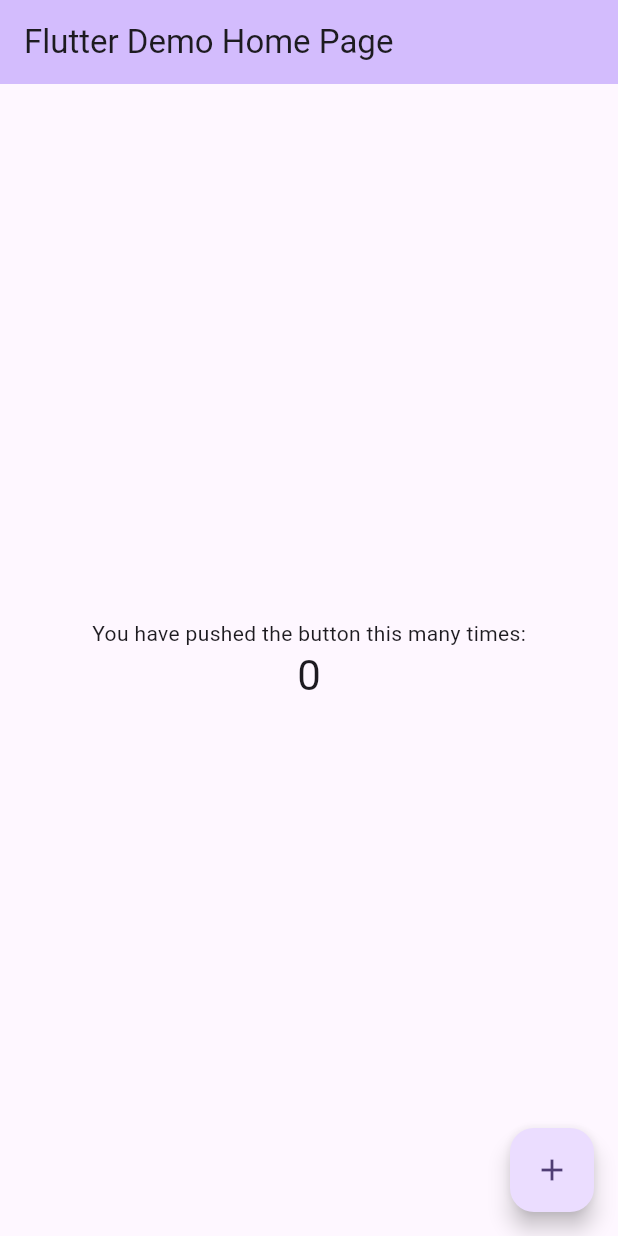
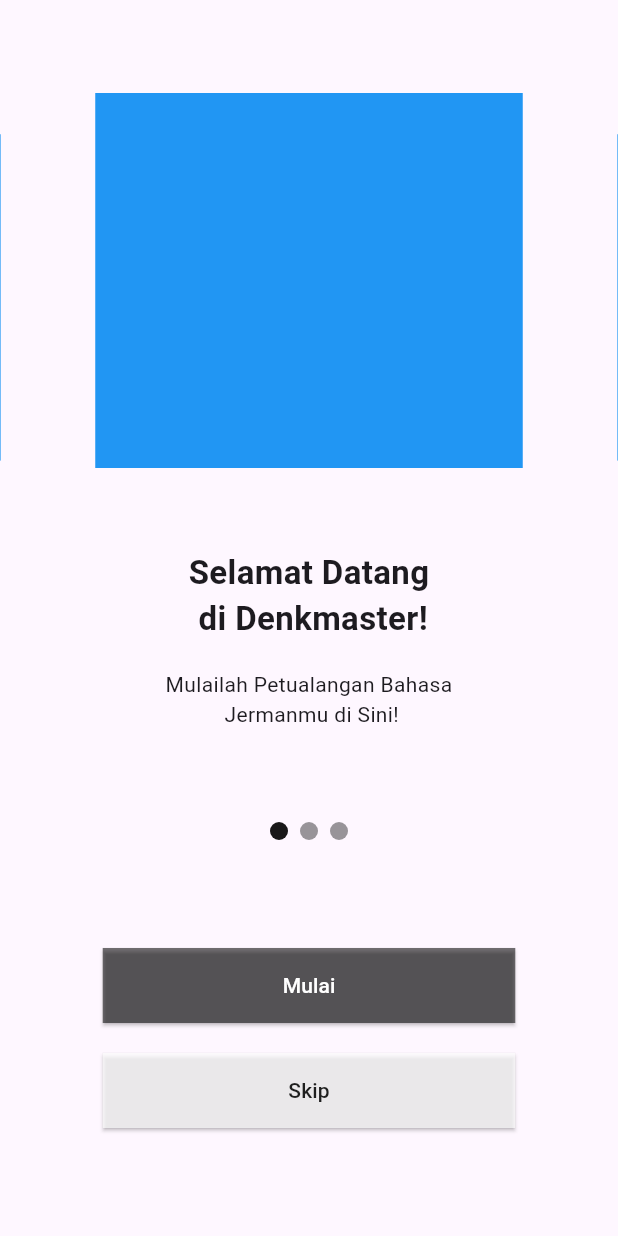
Before and after one commit to AvanFabian/DenkMeister-Apps, a Flutter app: the screen it shows after launch, on a phone screen of 412 x 824 dp. Run offline on Flutter 3.47's test engine with Material 3 defaults, Android fonts, the phone set to English and light mode, and no system bars; drawn by our look-alikes of carousel_slider.

Commit message:
feat: implement basic layout from figma

```diff
--- a/lib/main.dart
+++ b/lib/main.dart
@@ -1,4 +1,5 @@
 import 'package:flutter/material.dart';
+import 'splash.dart'; // Import the SplashScreen
 
 void main() {
   runApp(const MyApp());
@@ -7,119 +8,16 @@
 class MyApp extends StatelessWidget {
   const MyApp({super.key});
 
-  // This widget is the root of your application.
   @override
   Widget build(BuildContext context) {
     return MaterialApp(
-      title: 'Flutter Demo',
+      title: 'DenkMeister',
       theme: ThemeData(
-        // This is the theme of your application.
-        //
-        // TRY THIS: Try running your application with "flutter run". You'll see
-        // the application has a purple toolbar. Then, without quitting the app,
-        // try changing the seedColor in the colorScheme below to Colors.green
-        // and then invoke "hot reload" (save your changes or press the "hot
-        // reload" button in a Flutter-supported IDE, or press "r" if you used
-        // the command line to start the app).
-        //
-        // Notice that the counter didn't reset back to zero; the application
-        // state is not lost during the reload. To reset the state, use hot
-        // restart instead.
-        //
-        // This works for code too, not just values: Most code changes can be
-        // tested with just a hot reload.
         colorScheme: ColorScheme.fromSeed(seedColor: Colors.deepPurple),
         useMaterial3: true,
       ),
-      home: const MyHomePage(title: 'Flutter Demo Home Page'),
+      debugShowCheckedModeBanner: false, // Disable debug banner
+      home: const Splash(), // Set SplashScreen as the home widget
     );
   }
 }
-
-class MyHomePage extends StatefulWidget {
-  const MyHomePage({super.key, required this.title});
-
-  // This widget is the home page of your application. It is stateful, meaning
-  // that it has a State object (defined below) that contains fields that affect
-  // how it looks.
-
-  // This class is the configuration for the state. It holds the values (in this
-  // case the title) provided by the parent (in this case the App widget) and
-  // used by the build method of the State. Fields in a Widget subclass are
-  // always marked "final".
-
-  final String title;
-
-  @override
-  State<MyHomePage> createState() => _MyHomePageState();
-}
-
-class _MyHomePageState extends State<MyHomePage> {
-  int _counter = 0;
-
-  void _incrementCounter() {
-    setState(() {
-      // This call to setState tells the Flutter framework that something has
-      // changed in this State, which causes it to rerun the build method below
-      // so that the display can reflect the updated values. If we changed
-      // _counter without calling setState(), then the build method would not be
-      // called again, and so nothing would appear to happen.
-      _counter++;
-    });
-  }
-
-  @override
-  Widget build(BuildContext context) {
-    // This method is rerun every time setState is called, for instance as done
-    // by the _incrementCounter method above.
-    //
-    // The Flutter framework has been optimized to make rerunning build methods
-    // fast, so that you can just rebuild anything that needs updating rather
-    // than having to individually change instances of widgets.
-    return Scaffold(
-      appBar: AppBar(
-        // TRY THIS: Try changing the color here to a specific color (to
-        // Colors.amber, perhaps?) and trigger a hot reload to see the AppBar
-        // change color while the other colors stay the same.
-        backgroundColor: Theme.of(context).colorScheme.inversePrimary,
-        // Here we take the value from the MyHomePage object that was created by
-        // the App.build method, and use it to set our appbar title.
-        title: Text(widget.title),
-      ),
-      body: Center(
-        // Center is a layout widget. It takes a single child and positions it
-        // in the middle of the parent.
-        child: Column(
-          // Column is also a layout widget. It takes a list of children and
-          // arranges them vertically. By default, it sizes itself to fit its
-          // children horizontally, and tries to be as tall as its parent.
-          //
-          // Column has various properties to control how it sizes itself and
-          // how it positions its children. Here we use mainAxisAlignment to
-          // center the children vertically; the main axis here is the vertical
-          // axis because Columns are vertical (the cross axis would be
-          // horizontal).
-          //
-          // TRY THIS: Invoke "debug painting" (choose the "Toggle Debug Paint"
-          // action in the IDE, or press "p" in the console), to see the
-          // wireframe for each widget.
-          mainAxisAlignment: MainAxisAlignment.center,
-          children: <Widget>[
-            const Text(
-              'You have pushed the button this many times:',
-            ),
-            Text(
-              '$_counter',
-              style: Theme.of(context).textTheme.headlineMedium,
-            ),
-          ],
-        ),
-      ),
-      floatingActionButton: FloatingActionButton(
-        onPressed: _incrementCounter,
-        tooltip: 'Increment',
-        child: const Icon(Icons.add),
-      ), // This trailing comma makes auto-formatting nicer for build methods.
-    );
-  }
-}
--- /dev/null
+++ b/lib/onboarding.dart
@@ -0,0 +1,150 @@
+import 'package:flutter/material.dart';
+import 'package:carousel_slider/carousel_slider.dart';
+import 'package:tebak_gambar/quizdashboard.dart';
+
+class Onboarding extends StatefulWidget {
+  const Onboarding({super.key});
+
+  @override
+  _OnboardingState createState() => _OnboardingState();
+}
+
+class _OnboardingState extends State<Onboarding> {
+  int _currentIndex = 0;
+
+  final List<Widget> _slides = [
+    _buildSlide('Selamat Datang \n di Denkmaster!', 'Mulailah Petualangan Bahasa \n Jermanmu di Sini! '),
+    _buildSlide('Belajar Jadi Mudah \n Bersama Kami', 'Dapatkan Pengalaman Belajar \n yang Seru dan Menarik!'),
+    _buildSlide('Nikmati Keseruan \n Belajar Bahasa', 'Belajar Sambil Bermain, Pilih Kuis \n Favoritmu!'),
+  ];
+
+  static Widget _buildSlide(String title, String description) {
+    return Center(
+      child: Column(
+        mainAxisAlignment: MainAxisAlignment.center,
+        children: <Widget>[
+          Container(
+            width: 285.0,
+            height: 250.0,
+            color: Colors.blue,
+          ),
+          const SizedBox(height: 54.0),
+          Text(
+            title,
+            style: const TextStyle(fontSize: 22.0, fontWeight: FontWeight.bold),
+            textAlign: TextAlign.center, // Center the title text
+          ),
+          const SizedBox(height: 18.0),
+          Text(
+            description,
+            style: const TextStyle(fontSize: 14.0, fontWeight: FontWeight.w400),
+            textAlign: TextAlign.center, // Center the description text
+          ),
+        ],
+      ),
+    );
+  }
+
+  @override
+  Widget build(BuildContext context) {
+    return Scaffold(
+      body: Column(
+        mainAxisAlignment: MainAxisAlignment.center,
+        children: <Widget>[
+          Expanded(
+            child: CarouselSlider(
+              items: _slides,
+              options: CarouselOptions(
+                height: 550.0,
+                enlargeCenterPage: true,
+                autoPlay: true,
+                aspectRatio: 16 / 9,
+                onPageChanged: (index, reason) {
+                  setState(() {
+                    _currentIndex = index;
+                  });
+                },
+              ),
+            ),
+          ),
+          Row(
+            mainAxisAlignment: MainAxisAlignment.center,
+            children: _slides.asMap().entries.map((entry) {
+              return GestureDetector(
+                onTap: () => CarouselSlider(
+                  items: _slides,
+                  options: CarouselOptions(
+                    initialPage: entry.key,
+                  ),
+                ),
+                child: Container(
+                  width: 12.0,
+                  height: 12.0,
+                  margin: const EdgeInsets.symmetric(horizontal: 4.0),
+                  decoration: BoxDecoration(
+                    shape: BoxShape.circle,
+                    color: (Theme.of(context).brightness == Brightness.dark ? Colors.white : Colors.black).withOpacity(_currentIndex == entry.key ? 0.9 : 0.4),
+                  ),
+                ),
+              );
+            }).toList(),
+          ),
+          Padding(
+            padding: const EdgeInsets.symmetric(vertical: 72.0),
+            child: Column(
+              children: <Widget>[
+                SizedBox(
+                  width: 275.0,
+                  height: 50.0,
+                  child: ElevatedButton(
+                    onPressed: () {},
+                    style: ElevatedButton.styleFrom(
+                      shape: const RoundedRectangleBorder(
+                        borderRadius: BorderRadius.zero,
+                      ),
+                      backgroundColor: Colors.black54,
+                    ),
+                    child: GestureDetector(
+                      onTap: () {
+                        Navigator.push(
+                          context,
+                          MaterialPageRoute(builder: (context) => const Quizdashboard()),
+                        );
+                      },
+                      child: const Text(
+                        'Mulai',
+                        style: TextStyle(
+                          color: Colors.white,
+                        ),
+                      ),
+                    ),
+                  ),
+                ),
+                const SizedBox(height: 20.0),
+                SizedBox(
+                  width: 275.0,
+                  height: 50.0,
+                  child: ElevatedButton(
+                    onPressed: () {},
+                    style: ElevatedButton.styleFrom(
+                      shape: const RoundedRectangleBorder(
+                        borderRadius: BorderRadius.zero,
+                      ),
+                      backgroundColor: Colors.white70,
+                    ),
+                    child: const Text(
+                      'Skip',
+                      style: TextStyle(
+                        color: Colors.black87,
+                      ),
+                    ),
+                  ),
+                ),
+              ],
+            ),
+          ),
+        ],
+      ),
+    );
+  }
+}
--- a/pubspec.yaml
+++ b/pubspec.yaml
@@ -35,6 +35,7 @@
   # The following adds the Cupertino Icons font to your application.
   # Use with the CupertinoIcons class for iOS style icons.
   cupertino_icons: ^1.0.8
+  carousel_slider: ^5.0.0
 
 dev_dependencies:
   flutter_test:
```
Also changed, not shown: lib/quizdashboard.dart (added, +90 -0 lines), lib/splash.dart (added, +40 -0 lines), assets/kicik.jpg (added), pubspec.lock, 1 other file.
